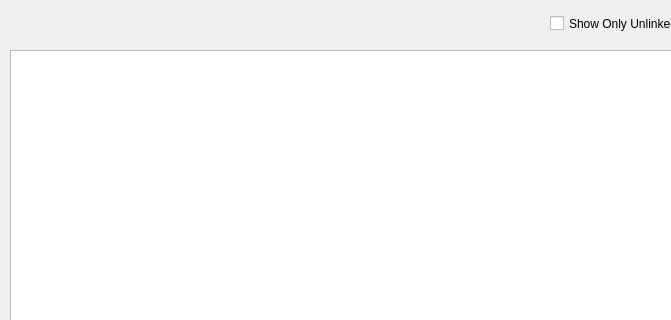
Above: Linker.ui from rmlockwood/FLExTrans before the change; both pictures show x 0 to 671 and y 0 to 320 of the 1372 by 701 pixel window. Below: the same form after it.
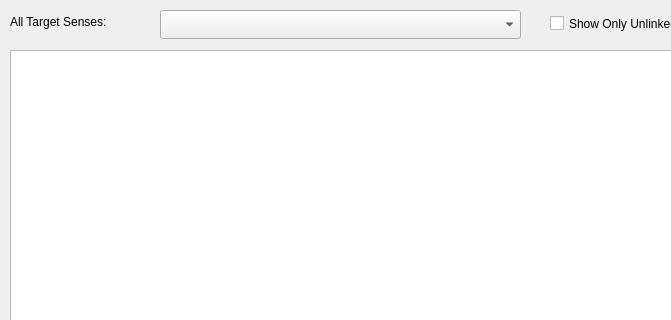
That is the form after the change.

Commit message: went back to Ron's version of the file

Patch:
```diff
--- a/Linker.ui
+++ b/Linker.ui
@@ -62,6 +62,27 @@
      <string>Cancel</string>
     </property>
    </widget>
+   <widget class="QComboBox" name="targetLexCombo">
+    <property name="geometry">
+     <rect>
+      <x>160</x>
+      <y>10</y>
+      <width>361</width>
+      <height>29</height>
+     </rect>
+    </property>
+    <property name="font">
+     <font>
+      <pointsize>10</pointsize>
+     </font>
+    </property>
+    <property name="toolTip">
+     <string>After selecting the desired sense here, double-click in the target head word column for the desired row to copy it.</string>
+    </property>
+    <property name="layoutDirection">
+     <enum>Qt::LeftToRight</enum>
+    </property>
+   </widget>
    <widget class="QCheckBox" name="FilterCheckBox">
     <property name="geometry">
      <rect>
@@ -75,6 +96,19 @@
      <string>Show Only Unlinked</string>
     </property>
    </widget>
+   <widget class="QLabel" name="label">
+    <property name="geometry">
+     <rect>
+      <x>10</x>
+      <y>10</y>
+      <width>151</width>
+      <height>23</height>
+     </rect>
+    </property>
+    <property name="text">
+     <string>All Target Senses:</string>
+    </property>
+   </widget>
   </widget>
   <widget class="QMenuBar" name="menubar">
    <property name="geometry">
```
The commit also changes 1 other file.
